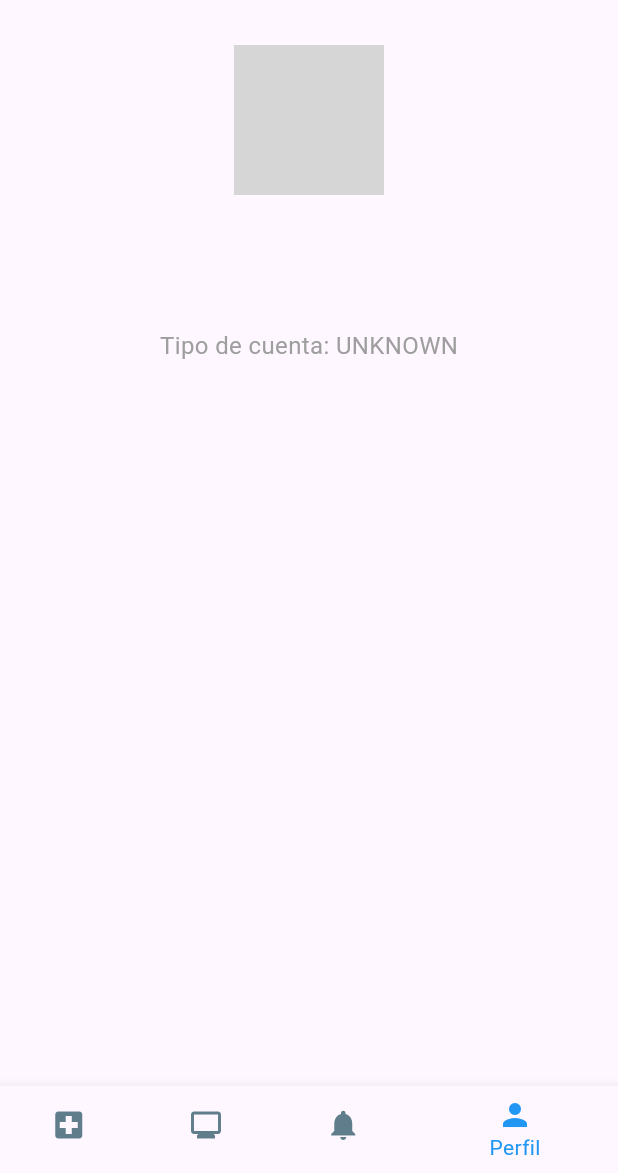
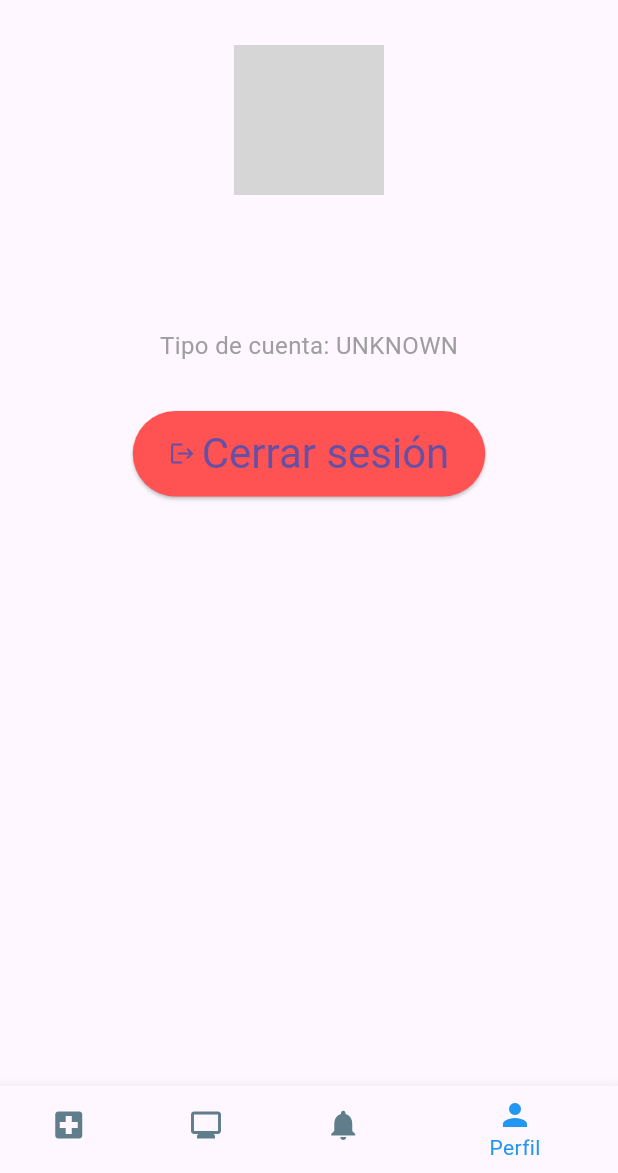
Before and after one commit to DesarrolloSolutionesIoT/mobile-health-monitor, a Flutter app: the HomeScreen screen opened directly, item 4 of the bottom bar chosen, on a phone screen of 412 x 824 dp, the part 63-1236 px from its top. Run offline on Flutter 3.47's test engine with Material 3 defaults, Android fonts, the phone set to English and light mode, and no system bars; our stand-ins replace fl_chart, shared_preferences, syncfusion_flutter_charts; accounts and stored records are empty; network calls fail; grey boxes are pictures that could not be loaded.

Commit message:
fix(profile)

```diff
--- a/lib/models/User.dart
+++ b/lib/models/User.dart
@@ -17,13 +17,18 @@ class User {
 }
 
 class UserMemory {
-  static User? currentUser;
+  static User? _currentUser;
 
   static void setUser(User user) {
-    currentUser = user;
+    _currentUser = user;
   }
 
   static User? getUser() {
-    return currentUser;
+    return _currentUser;
+  }
+
+  // Método para eliminar al usuario almacenado
+  static void clearUser() {
+    _currentUser = null;
   }
 }
--- a/lib/screens/home/HealthDataProvider.dart
+++ b/lib/screens/home/HealthDataProvider.dart
@@ -8,7 +8,7 @@ import 'package:shared_preferences/shared_preferences.dart';
 class HealthDataProvider extends ChangeNotifier {
   final int iotDataId;
   final int patientId;
-  final String firebaseUrl = 'https://healthguard-wokwi-default-rtdb.firebaseio.com/.json';
+  final String firebaseUrl = 'https://funda-aad4f-default-rtdb.firebaseio.com/.json';
   Map<String, dynamic> healthData = {};
   Map<String, dynamic> patientData = {};
   bool isLoading = true;
--- a/lib/screens/home/ProfileScreen.dart
+++ b/lib/screens/home/ProfileScreen.dart
@@ -13,6 +13,12 @@ class ProfileScreen extends StatelessWidget {
       default:
         return 'UNKNOWN';
     }
+  }
+
+  void _logout(BuildContext context) {
+    // Aquí iría la lógica para cerrar sesión (borrar usuario almacenado, etc.)
+    UserMemory.clearUser(); // Por ejemplo, borrar la sesión del usuario
+    Navigator.of(context).pushReplacementNamed('/login'); // Redirigir a la pantalla de login
   }
 
   @override
@@ -44,6 +50,17 @@ class ProfileScreen extends StatelessWidget {
               'Tipo de cuenta: ${getAccountType(user.typeId)}',
               style: TextStyle(fontSize: 16, color: Colors.grey),
             ),
+            SizedBox(height: 32),
+            ElevatedButton.icon(
+              onPressed: () => _logout(context),
+              icon: Icon(Icons.logout),
+              label: Text('Cerrar sesión'),
+              style: ElevatedButton.styleFrom(
+                backgroundColor: Colors.redAccent,
+                padding: EdgeInsets.symmetric(horizontal: 24, vertical: 12),
+                textStyle: TextStyle(fontSize: 28,color: Colors.black),
+              ),
+            ),
           ],
         ),
     );
```
Lines whose indentation alone changed are shown as unchanged.
